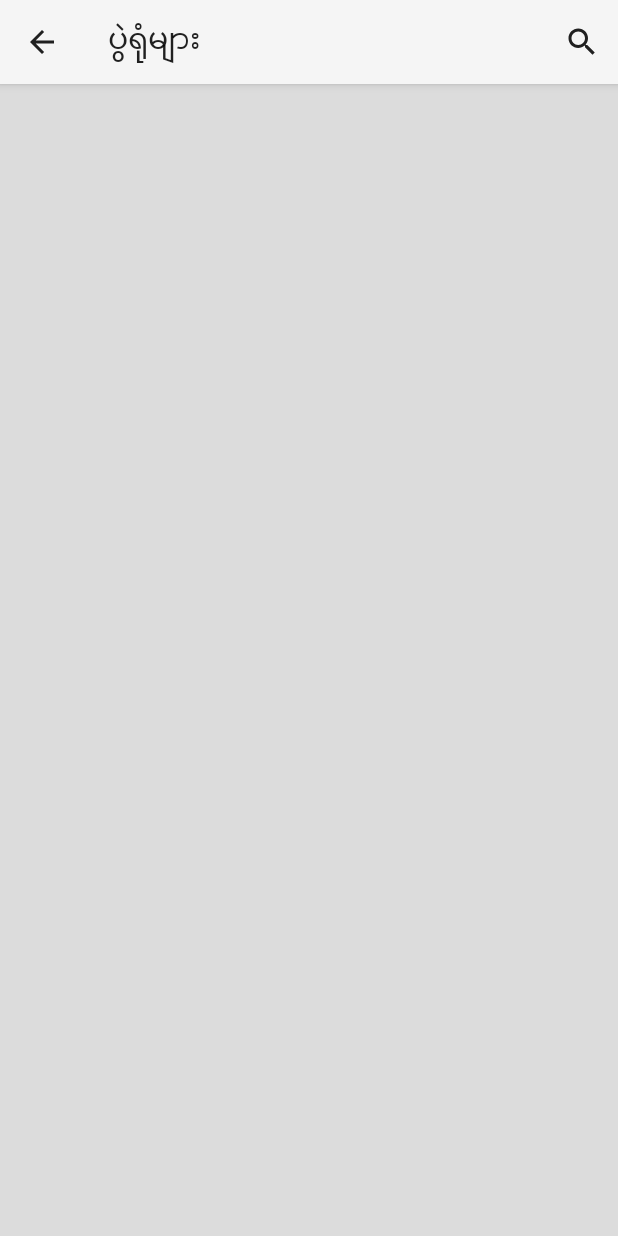
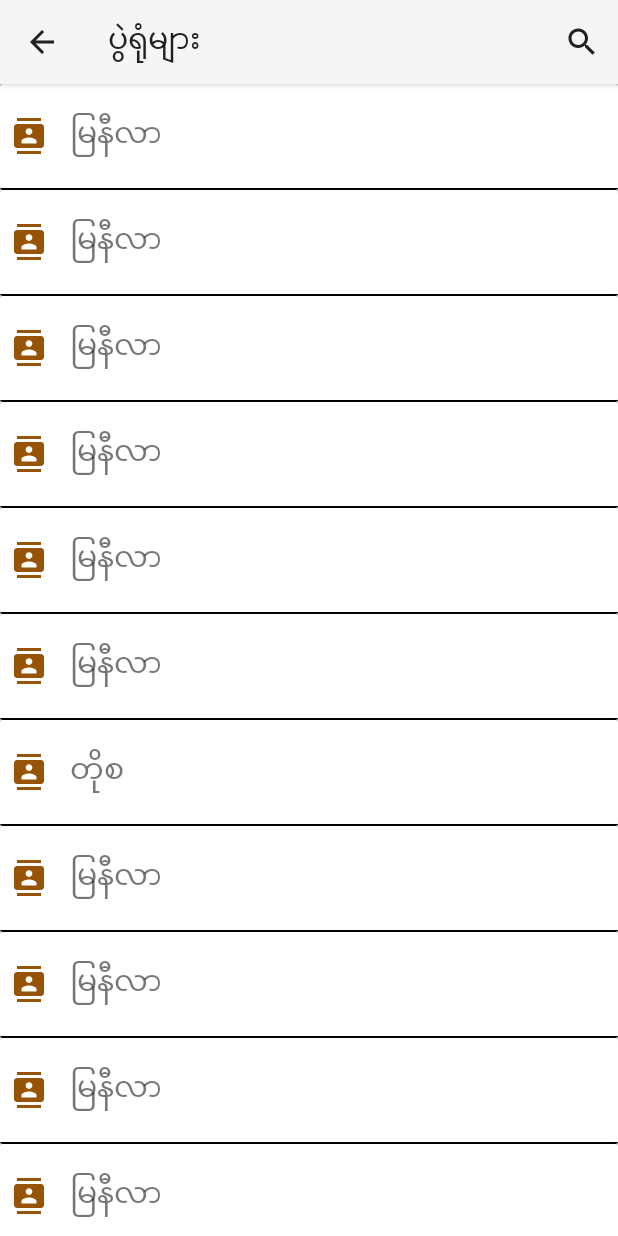
Before and after one commit to kywthiha/Farmer-Guide, an Android app: the screen it shows after launch (PwalyoneActivity), after a tap on "ပွဲရုံများ", on a phone screen of 412 x 824 dp. Run offline under Robolectric (Android 15) with nearby library versions, the light colour scheme and no system bars.

Commit message:
success json read

```diff
--- a/app/build.gradle
+++ b/app/build.gradle
@@ -64,6 +64,7 @@ dependencies {
     // Room components
     implementation "android.arch.persistence.room:runtime:1.1.1"
     annotationProcessor "android.arch.persistence.room:compiler:1.1.1"
+    implementation 'com.google.android.gms:play-services-maps:15.0.1'
     implementation 'com.google.android.gms:play-services-location:15.0.1'
 
 }
--- a/app/src/main/java/com/farm/ngo/farm/activity/PwalyoneActivity.java
+++ b/app/src/main/java/com/farm/ngo/farm/activity/PwalyoneActivity.java
@@ -12,14 +12,21 @@ import android.widget.SearchView;
 import android.widget.Toast;
 
 import com.farm.ngo.farm.adapter.PwayloneAdapter;
+import com.farm.ngo.farm.data.JsonRead;
 import com.farm.ngo.farm.data.UsingSQLiteHelper;
 import com.farm.ngo.farm.model.Pwalyone;
 import com.farm.ngo.farm.R;
 import com.farm.ngo.farm.utility.Mdetect;
 import com.farm.ngo.farm.utility.Rabbit;
+import com.google.android.gms.maps.model.LatLng;
+
+import org.json.JSONArray;
+import org.json.JSONException;
+import org.json.JSONObject;
 
 import java.io.IOException;
 import java.util.ArrayList;
+import java.util.HashMap;
 
 public class PwalyoneActivity extends AppCompatActivity {
    private PwayloneAdapter adapter;
@@ -29,15 +36,37 @@ public class PwalyoneActivity extends AppCompatActivity {
     protected void onCreate(Bundle savedInstanceState) {
         super.onCreate(savedInstanceState);
         setContentView(R.layout.activity_pwalyone);
+        JsonRead jsonRead=new JsonRead(this,"pkucityfarmguide");
         if(!Mdetect.isUnicode())
         getSupportActionBar().setTitle(Rabbit.uni2zg(getString(R.string.pwayyone_label)));
         RecyclerView rc=(RecyclerView)findViewById(R.id.pr);
         pp=new ArrayList<>();
-        try {
-            pp=new UsingSQLiteHelper(this).getPwalyoneList("pwalyone");
-        } catch (IOException e) {
-            e.printStackTrace();
-        }
+            try {
+                JSONObject obj = new JSONObject(jsonRead.loadJSONFromAsset());
+                JSONArray m_jArry = obj.getJSONArray("data");
+                ArrayList<Pwalyone> pwalyones = new ArrayList<>();
+                for (int i = 0; i < m_jArry.length(); i++) {
+                    JSONObject jo_inside = m_jArry.getJSONObject(i);
+                    Pwalyone pwalyone=new Pwalyone();
+                    pwalyone.setName(jo_inside.getString("name"));
+                    pwalyone.setAddress(jo_inside.getString("address"));
+                    pwalyone.setCategory(jo_inside.getString("category"));
+                    JSONObject loc=jo_inside.getJSONObject("location");
+                    pwalyone.setLocation(new LatLng(loc.getDouble("lat"),loc.getDouble("lon")));
+                    JSONArray phone_no=jo_inside.getJSONArray("phone_no");
+                    ArrayList<String> ph_nos=new ArrayList<>();
+                    for (int ii = 0; ii < phone_no.length(); ii++) {
+                        ph_nos.add(phone_no.getString(ii));
+                    }
+                    pwalyone.setPhoneno(ph_nos);
+                    pwalyones.add(pwalyone);
+
+                }
+                pp=pwalyones;
+            } catch (JSONException e) {
+                e.printStackTrace();
+            }
+
         adapter=new PwayloneAdapter(this,pp);
         rc.setAdapter(adapter);
         LinearLayoutManager k=new LinearLayoutManager(PwalyoneActivity.this,LinearLayoutManager.VERTICAL, false);
--- a/app/src/main/java/com/farm/ngo/farm/activity/ShopActivity.java
+++ b/app/src/main/java/com/farm/ngo/farm/activity/ShopActivity.java
@@ -31,8 +31,8 @@ public class ShopActivity extends AppCompatActivity {
         RecyclerView rc=(RecyclerView)findViewById(R.id.pr);
         ArrayList<Pwalyone> pp=new ArrayList<>();
         try {
-            pp=new UsingSQLiteHelper(this).getPwalyoneList("farmshop");
-        } catch (IOException e) {
+           // pp=new UsingSQLiteHelper(this).getPwalyoneList("farmshop");
+        } catch (Exception e) {
             e.printStackTrace();
         }
         adapter=new PwayloneAdapter(this,pp);
--- /dev/null
+++ b/app/src/main/java/com/farm/ngo/farm/data/JsonRead.java
@@ -0,0 +1,41 @@
+package com.farm.ngo.farm.data;
+
+import android.app.Activity;
+import android.util.Log;
+
+import org.json.JSONArray;
+import org.json.JSONException;
+import org.json.JSONObject;
+
+import java.io.IOException;
+import java.io.InputStream;
+import java.util.ArrayList;
+import java.util.HashMap;
+import java.util.List;
+
+public class JsonRead {
+    private Activity myActivity;
+    private String fileName;
+
+    public JsonRead(Activity myActivity, String fileName) {
+        this.myActivity = myActivity;
+        this.fileName = fileName;
+    }
+
+    public String loadJSONFromAsset() {
+        String json = null;
+        try {
+            InputStream is = myActivity.getAssets().open(fileName+".json");
+            int size = is.available();
+            byte[] buffer = new byte[size];
+            is.read(buffer);
+            is.close();
+            json = new String(buffer, "UTF-8");
+        } catch (IOException ex) {
+            ex.printStackTrace();
+            return null;
+        }
+        return json;
+    }
+
+}
--- a/app/src/main/java/com/farm/ngo/farm/data/UsingSQLiteHelper.java
+++ b/app/src/main/java/com/farm/ngo/farm/data/UsingSQLiteHelper.java
@@ -149,30 +149,30 @@ public class UsingSQLiteHelper extends SQLiteOpenHelper {
         close();
         return dataList;
     }
-    public ArrayList<Pwalyone> getPwalyoneList(String tableName) throws IOException {
-        createDataBase();
-        openDataBase();
-        SQLiteDatabase db = this.getReadableDatabase();
-
-        ArrayList<Pwalyone> pwalyoneList = new ArrayList<>();
-
-        Cursor cursor = db.rawQuery("SELECT * FROM " + tableName, null);
-
-        if(cursor.moveToFirst()) {
-            do {
-               Pwalyone pwalyone=new Pwalyone(cursor.getString(0), cursor.getString(1),cursor.getString(2),cursor.getString(3));
-               if(!Mdetect.isUnicode()){
-                   pwalyone.setName(Rabbit.uni2zg(pwalyone.getName()));
-                   pwalyone.setCategory(Rabbit.uni2zg(pwalyone.getCategory()));
-                   pwalyone.setAddress(Rabbit.uni2zg(pwalyone.getAddress()));
-               }
-                pwalyoneList.add(pwalyone);
-            }while(cursor.moveToNext());
-        }
-        cursor.close();
-        close();
-        return pwalyoneList;
-    }
+//    public ArrayList<Pwalyone> getPwalyoneList(String tableName) throws IOException {
+//        createDataBase();
+//        openDataBase();
+//        SQLiteDatabase db = this.getReadableDatabase();
+//
+//        ArrayList<Pwalyone> pwalyoneList = new ArrayList<>();
+//
+//        Cursor cursor = db.rawQuery("SELECT * FROM " + tableName, null);
+//
+//        if(cursor.moveToFirst()) {
+//            do {
+//               Pwalyone pwalyone=new Pwalyone(cursor.getString(0), cursor.getString(1),cursor.getString(2),cursor.getString(3));
+//               if(!Mdetect.isUnicode()){
+//                   pwalyone.setName(Rabbit.uni2zg(pwalyone.getName()));
+//                   pwalyone.setCategory(Rabbit.uni2zg(pwalyone.getCategory()));
+//                   pwalyone.setAddress(Rabbit.uni2zg(pwalyone.getAddress()));
+//               }
+//                pwalyoneList.add(pwalyone);
+//            }while(cursor.moveToNext());
+//        }
+//        cursor.close();
+//        close();
+//        return pwalyoneList;
+//    }
 
     //To read All data by Table Name from Database
     public Data getDataDetail(String tableName,String id) throws IOException {
--- a/app/src/main/java/com/farm/ngo/farm/fragment/NewsFragment.java
+++ b/app/src/main/java/com/farm/ngo/farm/fragment/NewsFragment.java
@@ -105,6 +105,7 @@ public class NewsFragment extends Fragment  {
                 postAdapter.notifyItemInserted(0);
                 ladingData.setVisibility(View.GONE);
                 postRecyclerview.setVisibility(View.VISIBLE);
+                postRecyclerview.scrollToPosition(0);
 
             }
 
--- /dev/null
+++ b/app/src/main/res/drawable/ic_contacts_black_24dp.xml
@@ -0,0 +1,5 @@
+<vector android:height="24dp" android:tint="#975407"
+    android:viewportHeight="24.0" android:viewportWidth="24.0"
+    android:width="24dp" xmlns:android="http://schemas.android.com/apk/res/android">
+    <path android:fillColor="#FF000000" android:pathData="M20,0L4,0v2h16L20,0zM4,24h16v-2L4,22v2zM20,4L4,4c-1.1,0 -2,0.9 -2,2v12c0,1.1 0.9,2 2,2h16c1.1,0 2,-0.9 2,-2L22,6c0,-1.1 -0.9,-2 -2,-2zM12,6.75c1.24,0 2.25,1.01 2.25,2.25s-1.01,2.25 -2.25,2.25S9.75,10.24 9.75,9 10.76,6.75 12,6.75zM17,17L7,17v-1.5c0,-1.67 3.33,-2.5 5,-2.5s5,0.83 5,2.5L17,17z"/>
+</vector>
--- a/app/src/main/res/layout/activity_phonecall.xml
+++ b/app/src/main/res/layout/activity_phonecall.xml
@@ -22,6 +22,7 @@
             android:src="@drawable/doa"
             />
         <TextView
+            android:id="@+id/argi_phone_title"
             android:layout_width="wrap_content"
             android:layout_height="wrap_content"
             android:text="@string/argi_phone_title"
@@ -39,6 +40,7 @@
         android:background="@drawable/forcardviewradius"
         >
         <TextView
+            android:id="@+id/pku_argi_off"
             android:paddingLeft="10dp"
             android:layout_width="wrap_content"
             android:layout_height="match_parent"
@@ -60,6 +62,7 @@
         android:background="@drawable/forcardviewradius"
         >
         <TextView
+            android:id="@+id/m_argi_off"
             android:paddingLeft="10dp"
             android:layout_width="wrap_content"
             android:layout_height="match_parent"
@@ -81,6 +84,7 @@
         android:background="@drawable/forcardviewradius"
         >
         <TextView
+            android:id="@+id/y_argi_off"
             android:paddingLeft="10dp"
             android:layout_width="wrap_content"
             android:layout_height="match_parent"
@@ -102,6 +106,7 @@
         android:background="@drawable/forcardviewradius"
         >
         <TextView
+            android:id="@+id/pa_argi_off"
             android:paddingLeft="10dp"
             android:layout_width="wrap_content"
             android:layout_height="match_parent"
--- a/app/src/main/res/layout/paddressview.xml
+++ b/app/src/main/res/layout/paddressview.xml
@@ -2,72 +2,47 @@
 <android.support.constraint.ConstraintLayout xmlns:android="http://schemas.android.com/apk/res/android"
     android:layout_width="match_parent"
     android:layout_height="wrap_content"
-    xmlns:app="http://schemas.android.com/apk/res-auto"
-    android:layout_marginTop="5dp"
-    android:layout_marginRight="10dp"
-    android:layout_marginLeft="10dp">
+   >
     <android.support.v7.widget.CardView
         android:layout_width="match_parent"
         android:layout_height="wrap_content"
-        app:cardCornerRadius="10dp"
         android:background="#399"
+        android:foreground="?android:attr/selectableItemBackground"
+        android:clickable="true"
+
         >
-        <LinearLayout
+        <android.support.v7.widget.LinearLayoutCompat
+            android:orientation="vertical"
             android:layout_width="match_parent"
-            android:layout_height="wrap_content"
-            android:orientation="horizontal"
-            android:padding="10dp"
-            android:weightSum="3"
-            >
+            android:layout_height="match_parent">
+
             <LinearLayout
+                android:layout_margin="5dp"
+                android:padding="2dp"
+                android:orientation="horizontal"
                 android:layout_width="match_parent"
-                android:layout_height="wrap_content"
-                android:orientation="vertical"
-                android:layout_weight="1"
-                >
-
-                    <TextView
-                        android:id="@+id/ptitle"
-                        android:layout_width="match_parent"
-                        android:layout_height="wrap_content"
-                        android:layout_alignParentTop="true"
-                        android:layout_marginLeft="10dp"
-                        android:padding="5dp"
-                        android:text="ေနျပည္ေတာ္"
-                        android:textSize="20dp" />
+                android:layout_height="match_parent">
+                <ImageView
+                    android:src="@drawable/ic_contacts_black_24dp"
+                    android:layout_width="wrap_content"
+                    android:layout_height="match_parent" />
                 <TextView
-                    android:id="@+id/category"
+                    android:id="@+id/ptitle"
+                    android:layout_gravity="center"
+                    android:layout_marginLeft="10dp"
+                    android:layout_marginStart="10dp"
+                    android:layout_width="match_parent"
+                    android:layout_height="match_parent"
                     android:padding="5dp"
-                    android:textAppearance="@android:style/TextAppearance.Small"
-                    android:layout_width="match_parent"
-                    android:layout_height="wrap_content"
-                    android:text="category"
-                    android:layout_marginLeft="10dp"/>
+                    android:text="ေနျပည္ေတာ္"
+                    android:textSize="20dp" />
+            </LinearLayout>
+            <View
+                android:background="@color/shpe_back"
+                android:layout_width="match_parent"
+                android:layout_height="1dp"/>
+        </android.support.v7.widget.LinearLayoutCompat>
 
 
-                <TextView
-                        android:id="@+id/padd"
-                        android:padding="5dp"
-                        android:layout_width="match_parent"
-                        android:layout_height="wrap_content"
-                        android:text="အမွတ္(၁၀) ၊ ရန္ေအာင္လမ္း ၊ ပခုကၠဴျမိဳ႕။"
-                        android:textSize="16dp"
-                        android:layout_marginLeft="10dp"/>
-
-
-
-            </LinearLayout>
-
-            <ImageButton
-                style="?borderlessButtonStyle"
-                android:id="@+id/ph"
-                android:layout_width="100dp"
-                android:layout_height="50dp"
-                android:layout_gravity="right|center_vertical"
-                android:layout_marginRight="3dp"
-                android:layout_weight="2"
-                android:src="@drawable/ic_phone_black_24dp"
-                 />
-        </LinearLayout>
     </android.support.v7.widget.CardView>
 </android.support.constraint.ConstraintLayout>
```
Also changed, not shown: app/src/main/assets/pkucityfarmguide.json (added, +189 -0 lines), app/src/main/java/com/farm/ngo/farm/activity/PhoneActivity.java (+10 -0 lines), app/src/main/java/com/farm/ngo/farm/adapter/PwayloneAdapter.java (+1 -24 lines), app/src/main/java/com/farm/ngo/farm/model/Pwalyone.java (+36 -11 lines), 122 other files.
